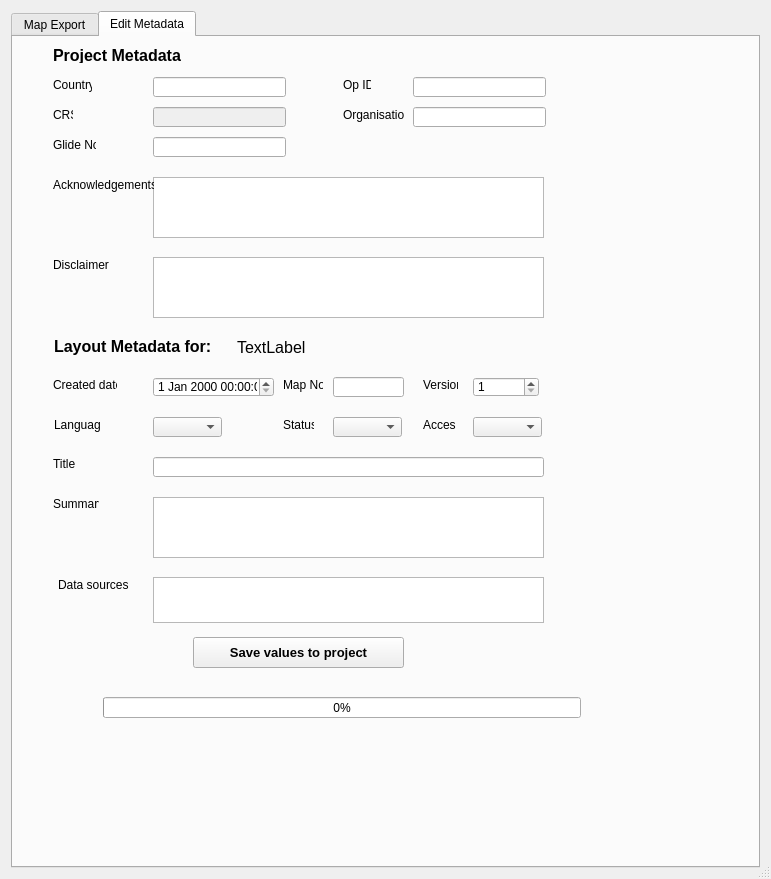
mapaction/mapexport-qgis3, file map_export_dialog_base.ui: the form before one commit.
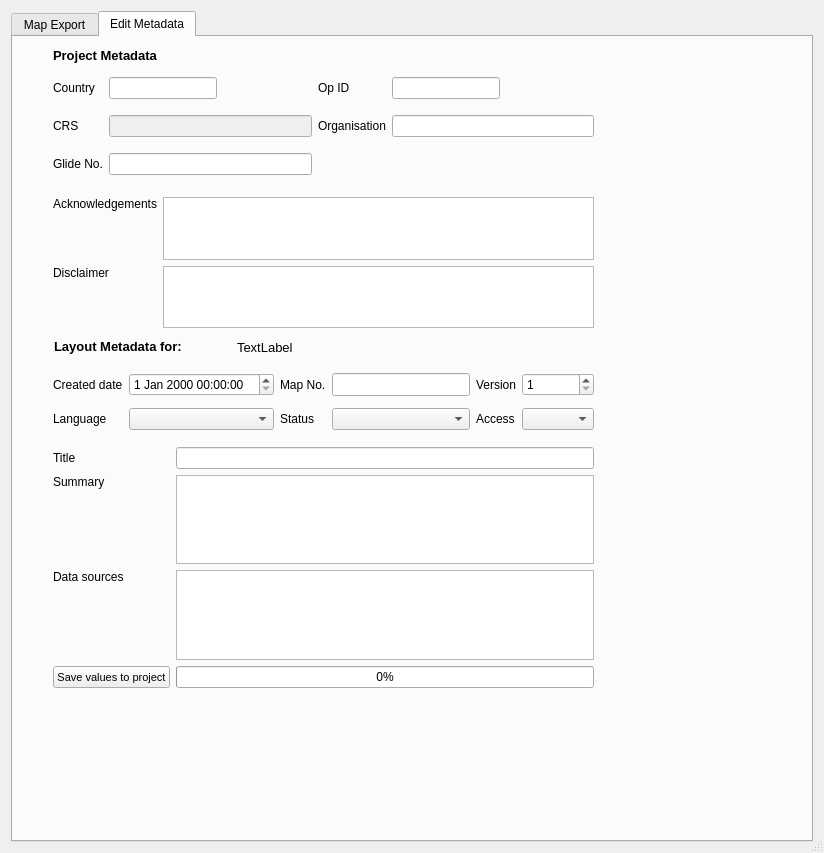
The form after the commit. The open tabs and pages were chosen to show the change. Icons and pictures are not drawn. Custom widgets are drawn as their Qt base class.

Commit message: Layout enhancements

The edit to the form file:
```diff
--- a/map_export_dialog_base.ui
+++ b/map_export_dialog_base.ui
@@ -6,8 +6,8 @@
    <rect>
     <x>0</x>
     <y>0</y>
-    <width>771</width>
-    <height>879</height>
+    <width>824</width>
+    <height>853</height>
    </rect>
   </property>
   <property name="sizePolicy">
@@ -42,7 +42,7 @@
    <bool>true</bool>
   </property>
   <layout class="QGridLayout" name="gridLayout">
-   <item row="0" column="1">
+   <item row="0" column="0">
     <widget class="QTabWidget" name="mapExport">
      <property name="currentIndex">
       <number>0</number>
@@ -560,26 +560,6 @@
       <attribute name="title">
        <string>Edit Metadata</string>
       </attribute>
-      <widget class="QPushButton" name="updateVarVals">
-       <property name="geometry">
-        <rect>
-         <x>180</x>
-         <y>600</y>
-         <width>211</width>
-         <height>31</height>
-        </rect>
-       </property>
-       <property name="font">
-        <font>
-         <pointsize>10</pointsize>
-         <weight>75</weight>
-         <bold>true</bold>
-        </font>
-       </property>
-       <property name="text">
-        <string>Save values to project</string>
-       </property>
-      </widget>
       <widget class="QLabel" name="label_3">
        <property name="geometry">
         <rect>
@@ -590,14 +570,14 @@
         </rect>
        </property>
        <property name="sizePolicy">
-        <sizepolicy hsizetype="Preferred" vsizetype="Preferred">
+        <sizepolicy hsizetype="Preferred" vsizetype="Minimum">
          <horstretch>0</horstretch>
          <verstretch>0</verstretch>
         </sizepolicy>
        </property>
        <property name="font">
         <font>
-         <pointsize>12</pointsize>
+         <pointsize>10</pointsize>
          <weight>75</weight>
          <bold>true</bold>
         </font>
@@ -606,91 +586,6 @@
         <string>Project Metadata</string>
        </property>
       </widget>
-      <widget class="QLabel" name="label_13">
-       <property name="geometry">
-        <rect>
-         <x>40</x>
-         <y>460</y>
-         <width>46</width>
-         <height>13</height>
-        </rect>
-       </property>
-       <property name="text">
-        <string>Summary</string>
-       </property>
-      </widget>
-      <widget class="QTextEdit" name="maSummary">
-       <property name="geometry">
-        <rect>
-         <x>140</x>
-         <y>460</y>
-         <width>391</width>
-         <height>61</height>
-        </rect>
-       </property>
-       <property name="textInteractionFlags">
-        <set>Qt::TextEditorInteraction</set>
-       </property>
-      </widget>
-      <widget class="QLabel" name="label_14">
-       <property name="geometry">
-        <rect>
-         <x>40</x>
-         <y>420</y>
-         <width>46</width>
-         <height>13</height>
-        </rect>
-       </property>
-       <property name="text">
-        <string>Title</string>
-       </property>
-      </widget>
-      <widget class="QLineEdit" name="maTitle">
-       <property name="geometry">
-        <rect>
-         <x>140</x>
-         <y>420</y>
-         <width>391</width>
-         <height>20</height>
-        </rect>
-       </property>
-      </widget>
-      <widget class="QLabel" name="label_15">
-       <property name="geometry">
-        <rect>
-         <x>45</x>
-         <y>540</y>
-         <width>76</width>
-         <height>16</height>
-        </rect>
-       </property>
-       <property name="text">
-        <string>Data sources</string>
-       </property>
-      </widget>
-      <widget class="QTextEdit" name="maDatasource">
-       <property name="geometry">
-        <rect>
-         <x>140</x>
-         <y>540</y>
-         <width>391</width>
-         <height>46</height>
-        </rect>
-       </property>
-      </widget>
-      <widget class="QProgressBar" name="updateBar">
-       <property name="geometry">
-        <rect>
-         <x>90</x>
-         <y>660</y>
-         <width>478</width>
-         <height>21</height>
-        </rect>
-       </property>
-       <property name="value">
-        <number>0</number>
-       </property>
-      </widget>
       <widget class="QLabel" name="label_8">
        <property name="geometry">
         <rect>
@@ -701,14 +596,14 @@
         </rect>
        </property>
        <property name="sizePolicy">
-        <sizepolicy hsizetype="Preferred" vsizetype="Preferred">
+        <sizepolicy hsizetype="Preferred" vsizetype="Minimum">
          <horstretch>0</horstretch>
          <verstretch>0</verstretch>
         </sizepolicy>
        </property>
        <property name="font">
         <font>
-         <pointsize>12</pointsize>
+         <pointsize>10</pointsize>
          <weight>75</weight>
          <bold>true</bold>
         </font>
@@ -728,7 +623,7 @@
        </property>
        <property name="font">
         <font>
-         <pointsize>12</pointsize>
+         <pointsize>10</pointsize>
          <weight>50</weight>
          <bold>false</bold>
         </font>
@@ -737,346 +632,450 @@
         <string>TextLabel</string>
        </property>
       </widget>
-      <widget class="QTextEdit" name="maAcknowledgements">
+      <widget class="QWidget" name="gridLayoutWidget">
        <property name="geometry">
         <rect>
-         <x>140</x>
-         <y>140</y>
-         <width>391</width>
-         <height>61</height>
-        </rect>
-       </property>
-       <property name="textInteractionFlags">
-        <set>Qt::TextEditorInteraction</set>
-       </property>
-      </widget>
-      <widget class="QLabel" name="label_7">
-       <property name="geometry">
-        <rect>
          <x>40</x>
-         <y>140</y>
-         <width>101</width>
-         <height>16</height>
+         <y>30</y>
+         <width>541</width>
+         <height>121</height>
         </rect>
        </property>
-       <property name="text">
-        <string>Acknowledgements</string>
-       </property>
+       <layout class="QGridLayout" name="gridLayout_2">
+        <property name="sizeConstraint">
+         <enum>QLayout::SetMinimumSize</enum>
+        </property>
+        <item row="0" column="0">
+         <widget class="QLabel" name="label_4">
+          <property name="sizePolicy">
+           <sizepolicy hsizetype="Minimum" vsizetype="Minimum">
+            <horstretch>0</horstretch>
+            <verstretch>0</verstretch>
+           </sizepolicy>
+          </property>
+          <property name="toolTip">
+           <string extracomment="test"/>
+          </property>
+          <property name="text">
+           <string>Country</string>
+          </property>
+         </widget>
+        </item>
+        <item row="0" column="1">
+         <widget class="QLineEdit" name="maCountry">
+          <property name="sizePolicy">
+           <sizepolicy hsizetype="Fixed" vsizetype="Minimum">
+            <horstretch>0</horstretch>
+            <verstretch>0</verstretch>
+           </sizepolicy>
+          </property>
+         </widget>
+        </item>
+        <item row="0" column="2">
+         <widget class="QLabel" name="label_16">
+          <property name="toolTip">
+           <string extracomment="test"/>
+          </property>
+          <property name="text">
+           <string>Op ID</string>
+          </property>
+         </widget>
+        </item>
+        <item row="0" column="3">
+         <widget class="QLineEdit" name="maOperationID">
+          <property name="sizePolicy">
+           <sizepolicy hsizetype="Fixed" vsizetype="Fixed">
+            <horstretch>0</horstretch>
+            <verstretch>0</verstretch>
+           </sizepolicy>
+          </property>
+         </widget>
+        </item>
+        <item row="1" column="0">
+         <widget class="QLabel" name="label_5">
+          <property name="sizePolicy">
+           <sizepolicy hsizetype="Minimum" vsizetype="Minimum">
+            <horstretch>0</horstretch>
+            <verstretch>0</verstretch>
+           </sizepolicy>
+          </property>
+          <property name="text">
+           <string>CRS</string>
+          </property>
+         </widget>
+        </item>
+        <item row="1" column="1">
+         <widget class="QLineEdit" name="maCrs">
+          <property name="enabled">
+           <bool>false</bool>
+          </property>
+          <property name="sizePolicy">
+           <sizepolicy hsizetype="Expanding" vsizetype="Minimum">
+            <horstretch>0</horstretch>
+            <verstretch>0</verstretch>
+           </sizepolicy>
+          </property>
+         </widget>
+        </item>
+        <item row="1" column="2">
+         <widget class="QLabel" name="label_17">
+          <property name="sizePolicy">
+           <sizepolicy hsizetype="Minimum" vsizetype="Minimum">
+            <horstretch>0</horstretch>
+            <verstretch>0</verstretch>
+           </sizepolicy>
+          </property>
+          <property name="toolTip">
+           <string extracomment="test"/>
+          </property>
+          <property name="text">
+           <string>Organisation</string>
+          </property>
+         </widget>
+        </item>
+        <item row="1" column="3">
+         <widget class="QLineEdit" name="maOrganisation"/>
+        </item>
+        <item row="4" column="0">
+         <widget class="QLabel" name="label_6">
+          <property name="sizePolicy">
+           <sizepolicy hsizetype="Minimum" vsizetype="Minimum">
+            <horstretch>0</horstretch>
+            <verstretch>0</verstretch>
+           </sizepolicy>
+          </property>
+          <property name="text">
+           <string>Glide No.</string>
+          </property>
+         </widget>
+        </item>
+        <item row="4" column="1">
+         <widget class="QLineEdit" name="maGlide"/>
+        </item>
+       </layout>
       </widget>
-      <widget class="QTextEdit" name="maDisclaimer">
+      <widget class="QWidget" name="gridLayoutWidget_2">
        <property name="geometry">
         <rect>
-         <x>140</x>
-         <y>220</y>
-         <width>391</width>
-         <height>61</height>
-        </rect>
-       </property>
-       <property name="textInteractionFlags">
-        <set>Qt::TextEditorInteraction</set>
-       </property>
-      </widget>
-      <widget class="QLabel" name="label_21">
-       <property name="geometry">
-        <rect>
          <x>40</x>
-         <y>220</y>
-         <width>101</width>
-         <height>16</height>
+         <y>160</y>
+         <width>541</width>
+         <height>131</height>
         </rect>
        </property>
-       <property name="text">
-        <string>Disclaimer</string>
-       </property>
+       <layout class="QGridLayout" name="gridLayout_3">
+        <property name="sizeConstraint">
+         <enum>QLayout::SetDefaultConstraint</enum>
+        </property>
+        <item row="0" column="0">
+         <widget class="QLabel" name="label_7">
+          <property name="sizePolicy">
+           <sizepolicy hsizetype="Preferred" vsizetype="Minimum">
+            <horstretch>0</horstretch>
+            <verstretch>0</verstretch>
+           </sizepolicy>
+          </property>
+          <property name="text">
+           <string>Acknowledgements</string>
+          </property>
+          <property name="alignment">
+           <set>Qt::AlignLeading|Qt::AlignLeft|Qt::AlignTop</set>
+          </property>
+         </widget>
+        </item>
+        <item row="1" column="0">
+         <widget class="QLabel" name="label_21">
+          <property name="sizePolicy">
+           <sizepolicy hsizetype="Preferred" vsizetype="Minimum">
+            <horstretch>0</horstretch>
+            <verstretch>0</verstretch>
+           </sizepolicy>
+          </property>
+          <property name="text">
+           <string>Disclaimer</string>
+          </property>
+          <property name="alignment">
+           <set>Qt::AlignLeading|Qt::AlignLeft|Qt::AlignTop</set>
+          </property>
+         </widget>
+        </item>
+        <item row="1" column="1">
+         <widget class="QTextEdit" name="maDisclaimer">
+          <property name="sizePolicy">
+           <sizepolicy hsizetype="Preferred" vsizetype="Minimum">
+            <horstretch>0</horstretch>
+            <verstretch>0</verstretch>
+           </sizepolicy>
+          </property>
+          <property name="textInteractionFlags">
+           <set>Qt::TextEditorInteraction</set>
+          </property>
+         </widget>
+        </item>
+        <item row="0" column="1">
+         <widget class="QTextEdit" name="maAcknowledgements">
+          <property name="sizePolicy">
+           <sizepolicy hsizetype="Expanding" vsizetype="Minimum">
+            <horstretch>0</horstretch>
+            <verstretch>0</verstretch>
+           </sizepolicy>
+          </property>
+          <property name="textInteractionFlags">
+           <set>Qt::TextEditorInteraction</set>
+          </property>
+         </widget>
+        </item>
+       </layout>
       </widget>
-      <widget class="QLineEdit" name="maOrganisation">
+      <widget class="QWidget" name="gridLayoutWidget_3">
        <property name="geometry">
         <rect>
-         <x>400</x>
-         <y>70</y>
-         <width>133</width>
-         <height>20</height>
-        </rect>
-       </property>
-      </widget>
-      <widget class="QLabel" name="label_4">
-       <property name="geometry">
-        <rect>
          <x>40</x>
-         <y>40</y>
-         <width>39</width>
-         <height>16</height>
+         <y>330</y>
+         <width>541</width>
+         <height>71</height>
         </rect>
        </property>
-       <property name="toolTip">
-        <string extracomment="test"/>
-       </property>
-       <property name="text">
-        <string>Country</string>
-       </property>
+       <layout class="QGridLayout" name="gridLayout_4">
+        <property name="sizeConstraint">
+         <enum>QLayout::SetMinimumSize</enum>
+        </property>
+        <item row="1" column="0">
+         <widget class="QLabel" name="label_11">
+          <property name="sizePolicy">
+           <sizepolicy hsizetype="Preferred" vsizetype="Minimum">
+            <horstretch>0</horstretch>
+            <verstretch>0</verstretch>
+           </sizepolicy>
+          </property>
+          <property name="text">
+           <string>Created date</string>
+          </property>
+         </widget>
+        </item>
+        <item row="1" column="5">
+         <widget class="QgsSpinBox" name="maVersion">
+          <property name="minimum">
+           <number>1</number>
+          </property>
+         </widget>
+        </item>
+        <item row="1" column="4">
+         <widget class="QLabel" name="label_18">
+          <property name="sizePolicy">
+           <sizepolicy hsizetype="Preferred" vsizetype="Minimum">
+            <horstretch>0</horstretch>
+            <verstretch>0</verstretch>
+           </sizepolicy>
+          </property>
+          <property name="text">
+           <string>Version</string>
+          </property>
+         </widget>
+        </item>
+        <item row="1" column="3">
+         <widget class="QLineEdit" name="maMapNumber">
+          <property name="sizePolicy">
+           <sizepolicy hsizetype="Expanding" vsizetype="Minimum">
+            <horstretch>0</horstretch>
+            <verstretch>0</verstretch>
+           </sizepolicy>
+          </property>
+         </widget>
+        </item>
+        <item row="1" column="2">
+         <widget class="QLabel" name="label_12">
+          <property name="sizePolicy">
+           <sizepolicy hsizetype="Preferred" vsizetype="Minimum">
+            <horstretch>0</horstretch>
+            <verstretch>0</verstretch>
+           </sizepolicy>
+          </property>
+          <property name="text">
+           <string>Map No.</string>
+          </property>
+         </widget>
+        </item>
+        <item row="1" column="1">
+         <widget class="QgsDateTimeEdit" name="maCreated">
+          <property name="sizePolicy">
+           <sizepolicy hsizetype="Minimum" vsizetype="Minimum">
+            <horstretch>0</horstretch>
+            <verstretch>0</verstretch>
+           </sizepolicy>
+          </property>
+         </widget>
+        </item>
+        <item row="2" column="0">
+         <widget class="QLabel" name="label_10">
+          <property name="sizePolicy">
+           <sizepolicy hsizetype="Preferred" vsizetype="Minimum">
+            <horstretch>0</horstretch>
+            <verstretch>0</verstretch>
+           </sizepolicy>
+          </property>
+          <property name="text">
+           <string>Language</string>
+          </property>
+         </widget>
+        </item>
+        <item row="2" column="1">
+         <widget class="QComboBox" name="maLanguage">
+          <property name="sizePolicy">
+           <sizepolicy hsizetype="Preferred" vsizetype="Minimum">
+            <horstretch>0</horstretch>
+            <verstretch>0</verstretch>
+           </sizepolicy>
+          </property>
+          <property name="currentText">
+           <string/>
+          </property>
+         </widget>
+        </item>
+        <item row="2" column="2">
+         <widget class="QLabel" name="label_19">
+          <property name="sizePolicy">
+           <sizepolicy hsizetype="Preferred" vsizetype="Minimum">
+            <horstretch>0</horstretch>
+            <verstretch>0</verstretch>
+           </sizepolicy>
+          </property>
+          <property name="text">
+           <string>Status</string>
+          </property>
+         </widget>
+        </item>
+        <item row="2" column="3">
+         <widget class="QComboBox" name="maStatus">
+          <property name="sizePolicy">
+           <sizepolicy hsizetype="Preferred" vsizetype="Minimum">
+            <horstretch>0</horstretch>
+            <verstretch>0</verstretch>
+           </sizepolicy>
+          </property>
+          <property name="currentText">
+           <string/>
+          </property>
+         </widget>
+        </item>
+        <item row="2" column="4">
+         <widget class="QLabel" name="label_20">
+          <property name="sizePolicy">
+           <sizepolicy hsizetype="Preferred" vsizetype="Minimum">
+            <horstretch>0</horstretch>
+            <verstretch>0</verstretch>
+           </sizepolicy>
+          </property>
+          <property name="text">
+           <string>Access</string>
+          </property>
+         </widget>
+        </item>
+        <item row="2" column="5">
+         <widget class="QComboBox" name="maAccess">
+          <property name="currentText">
+           <string/>
+          </property>
+         </widget>
+        </item>
+       </layout>
       </widget>
-      <widget class="QLineEdit" name="maCountry">
+      <widget class="QWidget" name="gridLayoutWidget_4">
        <property name="geometry">
         <rect>
-         <x>140</x>
-         <y>40</y>
-         <width>133</width>
-         <height>20</height>
-        </rect>
-       </property>
-       <property name="sizePolicy">
-        <sizepolicy hsizetype="Fixed" vsizetype="Fixed">
-         <horstretch>0</horstretch>
-         <verstretch>0</verstretch>
-        </sizepolicy>
-       </property>
-      </widget>
-      <widget class="QLabel" name="label_16">
-       <property name="geometry">
-        <rect>
-         <x>330</x>
-         <y>40</y>
-         <width>28</width>
-         <height>16</height>
-        </rect>
-       </property>
-       <property name="toolTip">
-        <string extracomment="test"/>
-       </property>
-       <property name="text">
-        <string>Op ID</string>
-       </property>
-      </widget>
-      <widget class="QLineEdit" name="maOperationID">
-       <property name="geometry">
-        <rect>
-         <x>400</x>
-         <y>40</y>
-         <width>133</width>
-         <height>20</height>
-        </rect>
-       </property>
-       <property name="sizePolicy">
-        <sizepolicy hsizetype="Fixed" vsizetype="Fixed">
-         <horstretch>0</horstretch>
-         <verstretch>0</verstretch>
-        </sizepolicy>
-       </property>
-      </widget>
-      <widget class="QLabel" name="label_5">
-       <property name="geometry">
-        <rect>
          <x>40</x>
-         <y>70</y>
-         <width>20</width>
-         <height>16</height>
+         <y>410</y>
+         <width>541</width>
+         <height>241</height>
         </rect>
        </property>
-       <property name="text">
-        <string>CRS</string>
-       </property>
-      </widget>
-      <widget class="QLineEdit" name="maCrs">
-       <property name="enabled">
-        <bool>false</bool>
-       </property>
-       <property name="geometry">
-        <rect>
-         <x>140</x>
-         <y>70</y>
-         <width>133</width>
-         <height>20</height>
-        </rect>
-       </property>
-      </widget>
-      <widget class="QLabel" name="label_17">
-       <property name="geometry">
-        <rect>
-         <x>330</x>
-         <y>70</y>
-         <width>61</width>
-         <height>16</height>
-        </rect>
-       </property>
-       <property name="toolTip">
-        <string extracomment="test"/>
-       </property>
-       <property name="text">
-        <string>Organisation</string>
-       </property>
-      </widget>
-      <widget class="QLineEdit" name="maGlide">
-       <property name="geometry">
-        <rect>
-         <x>140</x>
-         <y>100</y>
-         <width>133</width>
-         <height>20</height>
-        </rect>
-       </property>
-      </widget>
-      <widget class="QLabel" name="label_6">
-       <property name="geometry">
-        <rect>
-         <x>40</x>
-         <y>100</y>
-         <width>43</width>
-         <height>16</height>
-        </rect>
-       </property>
-       <property name="text">
-        <string>Glide No.</string>
-       </property>
-      </widget>
-      <widget class="QLabel" name="label_11">
-       <property name="geometry">
-        <rect>
-         <x>40</x>
-         <y>340</y>
-         <width>64</width>
-         <height>16</height>
-        </rect>
-       </property>
-       <property name="text">
-        <string>Created date</string>
-       </property>
-      </widget>
-      <widget class="QLabel" name="label_12">
-       <property name="geometry">
-        <rect>
-         <x>270</x>
-         <y>340</y>
-         <width>40</width>
-         <height>16</height>
-        </rect>
-       </property>
-       <property name="text">
-        <string>Map No.</string>
-       </property>
-      </widget>
-      <widget class="QLineEdit" name="maMapNumber">
-       <property name="geometry">
-        <rect>
-         <x>320</x>
-         <y>340</y>
-         <width>71</width>
-         <height>20</height>
-        </rect>
-       </property>
-      </widget>
-      <widget class="QLabel" name="label_18">
-       <property name="geometry">
-        <rect>
-         <x>410</x>
-         <y>340</y>
-         <width>35</width>
-         <height>16</height>
-        </rect>
-       </property>
-       <property name="text">
-        <string>Version</string>
-       </property>
-      </widget>
-      <widget class="QgsDateTimeEdit" name="maCreated">
-       <property name="geometry">
-        <rect>
-         <x>140</x>
-         <y>340</y>
-         <width>121</width>
-         <height>20</height>
-        </rect>
-       </property>
-      </widget>
-      <widget class="QgsSpinBox" name="maVersion">
-       <property name="geometry">
-        <rect>
-         <x>460</x>
-         <y>340</y>
-         <width>66</width>
-         <height>20</height>
-        </rect>
-       </property>
-       <property name="minimum">
-        <number>1</number>
-       </property>
-      </widget>
-      <widget class="QLabel" name="label_10">
-       <property name="geometry">
-        <rect>
-         <x>41</x>
-         <y>380</y>
-         <width>47</width>
-         <height>16</height>
-        </rect>
-       </property>
-       <property name="text">
-        <string>Language</string>
-       </property>
-      </widget>
-      <widget class="QComboBox" name="maLanguage">
-       <property name="geometry">
-        <rect>
-         <x>140</x>
-         <y>380</y>
-         <width>69</width>
-         <height>20</height>
-        </rect>
-       </property>
-       <property name="currentText">
-        <string/>
-       </property>
-      </widget>
-      <widget class="QLabel" name="label_19">
-       <property name="geometry">
-        <rect>
-         <x>270</x>
-         <y>380</y>
-         <width>31</width>
-         <height>16</height>
-        </rect>
-       </property>
-       <property name="text">
-        <string>Status</string>
-       </property>
-      </widget>
-      <widget class="QComboBox" name="maStatus">
-       <property name="geometry">
-        <rect>
-         <x>320</x>
-         <y>380</y>
-         <width>69</width>
-         <height>20</height>
-        </rect>
-       </property>
-       <property name="currentText">
-        <string/>
-       </property>
-      </widget>
-      <widget class="QLabel" name="label_20">
-       <property name="geometry">
-        <rect>
-         <x>410</x>
-         <y>380</y>
-         <width>33</width>
-         <height>16</height>
-        </rect>
-       </property>
-       <property name="text">
-        <string>Access</string>
-       </property>
-      </widget>
-      <widget class="QComboBox" name="maAccess">
-       <property name="geometry">
-        <rect>
-         <x>460</x>
-         <y>380</y>
-         <width>69</width>
-         <height>20</height>
-        </rect>
-       </property>
-       <property name="currentText">
-        <string/>
-       </property>
+       <layout class="QGridLayout" name="gridLayout_5">
+        <item row="1" column="0">
+         <widget class="QLabel" name="label_13">
+          <property name="sizePolicy">
+           <sizepolicy hsizetype="Preferred" vsizetype="Minimum">
+            <horstretch>0</horstretch>
+            <verstretch>0</verstretch>
+           </sizepolicy>
+          </property>
+          <property name="text">
+           <string>Summary</string>
+          </property>
+          <property name="alignment">
+           <set>Qt::AlignLeading|Qt::AlignLeft|Qt::AlignTop</set>
+          </property>
+         </widget>
+        </item>
+        <item row="0" column="0">
+         <widget class="QLabel" name="label_14">
+          <property name="sizePolicy">
+           <sizepolicy hsizetype="Preferred" vsizetype="Minimum">
+            <horstretch>0</horstretch>
+            <verstretch>0</verstretch>
+           </sizepolicy>
+          </property>
+          <property name="text">
+           <string>Title</string>
+          </property>
+         </widget>
+        </item>
+        <item row="2" column="0">
+         <widget class="QLabel" name="label_15">
+          <property name="sizePolicy">
+           <sizepolicy hsizetype="Preferred" vsizetype="Minimum">
+            <horstretch>0</horstretch>
+            <verstretch>0</verstretch>
+           </sizepolicy>
+          </property>
+          <property name="text">
+           <string>Data sources</string>
+          </property>
+          <property name="alignment">
+           <set>Qt::AlignLeading|Qt::AlignLeft|Qt::AlignTop</set>
+          </property>
+         </widget>
+        </item>
+        <item row="0" column="1">
+         <widget class="QLineEdit" name="maTitle"/>
+        </item>
+        <item row="1" column="1">
+         <widget class="QTextEdit" name="maSummary">
+          <property name="textInteractionFlags">
+           <set>Qt::TextEditorInteraction</set>
+          </property>
+         </widget>
+        </item>
+        <item row="2" column="1">
+         <widget class="QTextEdit" name="maDatasource"/>
+        </item>
+        <item row="3" column="0">
+         <widget class="QPushButton" name="updateVarVals">
+          <property name="sizePolicy">
+           <sizepolicy hsizetype="Minimum" vsizetype="Minimum">
+            <horstretch>0</horstretch>
+            <verstretch>0</verstretch>
+           </sizepolicy>
+          </property>
+          <property name="font">
+           <font>
+            <pointsize>8</pointsize>
+            <weight>50</weight>
+            <bold>false</bold>
+           </font>
+          </property>
+          <property name="text">
+           <string>Save values to project</string>
+          </property>
+         </widget>
+        </item>
+        <item row="3" column="1">
+         <widget class="QProgressBar" name="updateBar">
+          <property name="value">
+           <number>0</number>
+          </property>
+         </widget>
+        </item>
+       </layout>
       </widget>
      </widget>
     </widget>
```
Left out of the diff: 94 changed lines with no effect on the pictures.
